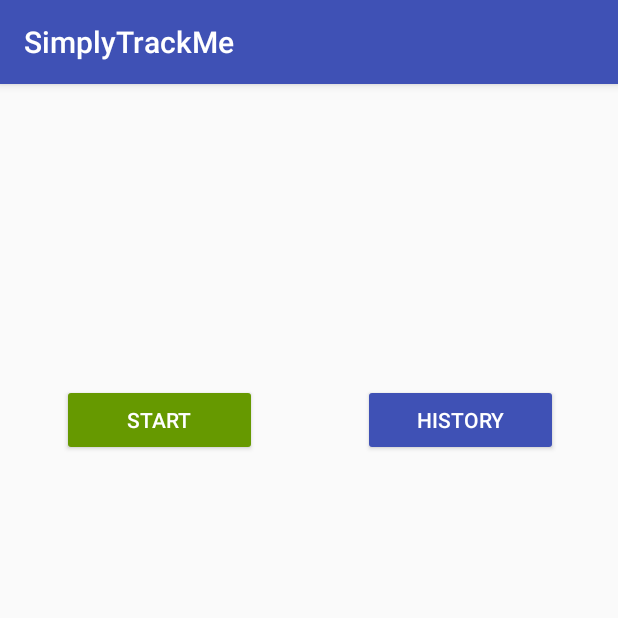
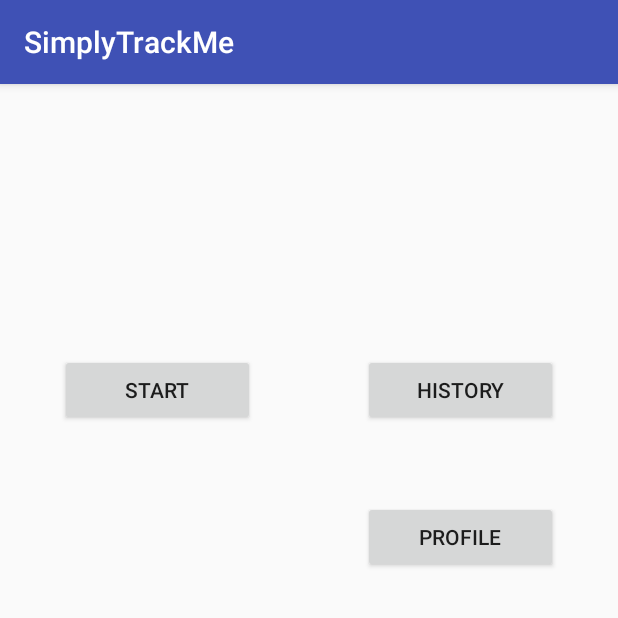
Before and after one commit to MaikuZ/SimplyTrackMe, an Android app: the screen it shows after launch (Main), on a phone screen of 412 x 824 dp, the top half of it. Run offline under Robolectric (Android 15) with nearby library versions, the phone set to English and light mode, and no system bars.

Commit message:
SimpleTrackMe2

```diff
--- a/SimplyTrackMe/app/build.gradle
+++ b/SimplyTrackMe/app/build.gradle
@@ -4,8 +4,8 @@ android {
     compileSdkVersion 25
     buildToolsVersion "25.0.3"
     defaultConfig {
-        applicationId "com.example.mz.simplytrackme"
-        minSdkVersion 17
+        applicationId "com.example.piotrhelm.simplytrackme"
+        minSdkVersion 15
         targetSdkVersion 25
         versionCode 1
         versionName "1.0"
@@ -26,6 +26,5 @@ dependencies {
     })
     compile 'com.android.support:appcompat-v7:25.3.1'
     compile 'com.android.support.constraint:constraint-layout:1.0.2'
-    compile 'com.android.support:design:25.3.1'
     testCompile 'junit:junit:4.12'
 }
--- a/SimplyTrackMe/app/src/main/java/com/example/mz/simplytrackme/History.java
+++ b/SimplyTrackMe/app/src/main/java/com/example/piotrhelm/simplytrackme/History.java
@@ -1,4 +1,4 @@
-package com.example.mz.simplytrackme;
+package com.example.piotrhelm.simplytrackme;
 
 import android.support.v7.app.AppCompatActivity;
 import android.os.Bundle;
--- a/SimplyTrackMe/app/src/main/res/layout/activity_history.xml
+++ b/SimplyTrackMe/app/src/main/res/layout/activity_history.xml
@@ -4,6 +4,6 @@
     xmlns:tools="http://schemas.android.com/tools"
     android:layout_width="match_parent"
     android:layout_height="match_parent"
-    tools:context="com.example.mz.simplytrackme.History">
+    tools:context="com.example.piotrhelm.simplytrackme.History">
 
 </android.support.constraint.ConstraintLayout>
--- a/SimplyTrackMe/app/src/main/res/layout/activity_main.xml
+++ b/SimplyTrackMe/app/src/main/res/layout/activity_main.xml
@@ -4,37 +4,38 @@
     xmlns:tools="http://schemas.android.com/tools"
     android:layout_width="match_parent"
     android:layout_height="match_parent"
-    tools:context="com.example.mz.simplytrackme.Main">
+    tools:context="com.example.piotrhelm.simplytrackme.Main">
 
     <Button
-        android:id="@+id/button11"
-        style="@style/Widget.AppCompat.Button.Colored"
+        android:id="@+id/button"
         android:layout_width="130dp"
         android:layout_height="wrap_content"
-        android:layout_marginLeft="32dp"
-        android:layout_marginRight="32dp"
-        android:layout_marginTop="200dp"
-        android:backgroundTint="@android:color/holo_green_dark"
-        android:onClick="goToStar"
-        android:text="Start"
-        android:visibility="visible"
-        app:layout_constraintHorizontal_bias="0.2"
+        android:layout_marginLeft="40dp"
+        android:layout_marginTop="180dp"
+        android:onClick="goToStart"
+        android:text="START"
         app:layout_constraintLeft_toLeftOf="parent"
-        app:layout_constraintRight_toLeftOf="@+id/button12"
         app:layout_constraintTop_toTopOf="parent" />
 
     <Button
-        android:id="@+id/button12"
-        style="@style/Widget.AppCompat.Button.Colored"
+        android:id="@+id/button2"
         android:layout_width="130dp"
         android:layout_height="wrap_content"
         android:layout_marginRight="40dp"
-        android:layout_marginTop="200dp"
-        android:backgroundTint="@color/colorPrimary"
+        android:layout_marginTop="180dp"
         android:onClick="goToHistory"
-        android:text="History"
-        android:visibility="visible"
+        android:text="HISTORY"
         app:layout_constraintRight_toRightOf="parent"
         app:layout_constraintTop_toTopOf="parent" />
 
+    <Button
+        android:id="@+id/button3"
+        android:layout_width="130dp"
+        android:layout_height="wrap_content"
+        android:layout_marginRight="40dp"
+        android:layout_marginTop="50dp"
+        android:onClick="goToProfile"
+        android:text="PROFILE"
+        app:layout_constraintRight_toRightOf="parent"
+        app:layout_constraintTop_toBottomOf="@+id/button2" />
 </android.support.constraint.ConstraintLayout>
--- a/SimplyTrackMe/app/src/main/res/layout/content_start.xml
+++ b/SimplyTrackMe/app/src/main/res/layout/activity_profile.xml
@@ -4,8 +4,6 @@
     xmlns:tools="http://schemas.android.com/tools"
     android:layout_width="match_parent"
     android:layout_height="match_parent"
-    app:layout_behavior="@string/appbar_scrolling_view_behavior"
-    tools:context="com.example.mz.simplytrackme.Start"
-    tools:showIn="@layout/activity_start">
+    tools:context="com.example.piotrhelm.simplytrackme.Profile">
 
 </android.support.constraint.ConstraintLayout>
--- a/SimplyTrackMe/app/src/main/res/layout/activity_start.xml
+++ b/SimplyTrackMe/app/src/main/res/layout/activity_start.xml
@@ -4,6 +4,6 @@
     xmlns:tools="http://schemas.android.com/tools"
     android:layout_width="match_parent"
     android:layout_height="match_parent"
-    tools:context="com.example.mz.simplytrackme.Start">
+    tools:context="com.example.piotrhelm.simplytrackme.Start">
 
 </android.support.constraint.ConstraintLayout>
--- a/SimplyTrackMe/app/src/main/res/values/colors.xml
+++ b/SimplyTrackMe/app/src/main/res/values/colors.xml
@@ -1,6 +1,6 @@
 <?xml version="1.0" encoding="utf-8"?>
 <resources>
-    <color name="colorPrimary">#3f51b5</color>
+    <color name="colorPrimary">#3F51B5</color>
     <color name="colorPrimaryDark">#303F9F</color>
     <color name="colorAccent">#FF4081</color>
 </resources>
--- a/SimplyTrackMe/app/src/main/res/values/dimens.xml
+++ /dev/null
@@ -1,3 +0,0 @@
-<resources>
-    <dimen name="fab_margin">16dp</dimen>
-</resources>
--- a/SimplyTrackMe/app/src/main/res/values/strings.xml
+++ b/SimplyTrackMe/app/src/main/res/values/strings.xml
@@ -1,4 +1,3 @@
 <resources>
     <string name="app_name">SimplyTrackMe</string>
-    <string name="title_activity_start">Start</string>
 </resources>
```
Also changed, not shown: SimplyTrackMe/app/src/main/AndroidManifest.xml (+13 -7 lines), SimplyTrackMe/app/src/main/java/com/example/mz/simplytrackme/Person.java (deleted, +0 -15 lines), SimplyTrackMe/app/src/main/java/com/example/mz/simplytrackme/Track.java (deleted, +0 -25 lines), SimplyTrackMe/app/src/main/java/com/example/piotrhelm/simplytrackme/Main.java (renamed from SimplyTrackMe/app/src/main/java/com/example/mz/simplytrackme/Main.java, +11 -8 lines), SimplyTrackMe/app/src/main/java/com/example/piotrhelm/simplytrackme/Profile.java (added, +13 -0 lines), SimplyTrackMe/app/src/main/java/com/example/piotrhelm/simplytrackme/Start.java (renamed from SimplyTrackMe/app/src/main/java/com/example/mz/simplytrackme/Start.java, +2 -8 lines), SimplyTrackMe/app/src/main/res/values/styles.xml (+0 -9 lines), SimplyTrackMe/gradle/wrapper/gradle-wrapper.properties, 5 other files.
